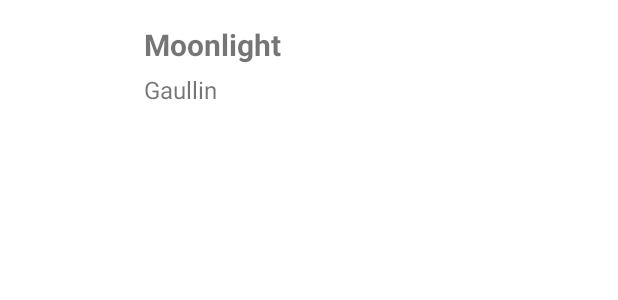
After one commit to Moldycord/NisumTest, an Android app: the layout song_item_view.xml on its own in the app's theme, with its tools: preview values and no code run, on a phone screen of 412 x 824 dp. The commit adds this screen. Shown: the top 300 px of the screen. Run offline under Robolectric (Android 15) with nearby library versions, the phone set to English and light mode, and no system bars.

Commit message:
Finished main recycler view

```diff
--- a/app/src/main/java/com/example/nisumtest/models/ITunesResponse.kt
+++ b/app/src/main/java/com/example/nisumtest/models/ITunesResponse.kt
@@ -8,5 +8,8 @@ data class ITunesResponse(
 )
 
 data class ITunesSong(
-    @SerializedName("artistId") val artistId: Int
+    @SerializedName("artistId") val artistId: Int,
+    @SerializedName("trackName") val trackName: String,
+    @SerializedName("artistName") val artistName: String,
+    @SerializedName("artworkUrl60") val albumImage: String
 )
--- a/app/src/main/java/com/example/nisumtest/network/service/ITunesService.kt
+++ b/app/src/main/java/com/example/nisumtest/network/service/ITunesService.kt
@@ -8,5 +8,9 @@ import retrofit2.http.Query
 interface ITunesService {
 
     @GET("/search")
-    fun searchSongs(@Query("term") name: String, @Query("limit") limit: Int): Single<ITunesResponse>
+    fun searchSongs(
+        @Query("term") name: String,
+        @Query("limit") limit: Int = 20,
+        @Query("mediaType") mediaType: String = "music"
+    ): Single<ITunesResponse>
 }
--- /dev/null
+++ b/app/src/main/res/layout/song_item_view.xml
@@ -0,0 +1,39 @@
+<?xml version="1.0" encoding="utf-8"?>
+<androidx.constraintlayout.widget.ConstraintLayout xmlns:android="http://schemas.android.com/apk/res/android"
+    xmlns:app="http://schemas.android.com/apk/res-auto"
+    xmlns:tools="http://schemas.android.com/tools"
+    android:layout_width="match_parent"
+    android:layout_height="wrap_content">
+
+    <ImageView
+        android:id="@+id/image_view_song_album"
+        android:layout_width="70dp"
+        android:layout_height="70dp"
+        android:layout_marginStart="16dp"
+        android:layout_marginTop="10dp"
+        app:layout_constraintStart_toStartOf="parent"
+        app:layout_constraintTop_toTopOf="parent" />
+
+    <TextView
+        android:id="@+id/text_view_song_name"
+        android:layout_width="wrap_content"
+        android:layout_height="wrap_content"
+        android:layout_marginStart="10dp"
+        android:layout_marginTop="16dp"
+        android:textSize="20sp"
+        android:textStyle="bold"
+        app:layout_constraintStart_toEndOf="@id/image_view_song_album"
+        app:layout_constraintTop_toTopOf="parent"
+        tools:text="Moonlight" />
+
+    <TextView
+        android:id="@+id/text_view_song_artist"
+        android:layout_width="wrap_content"
+        android:layout_height="wrap_content"
+        android:layout_marginTop="5dp"
+        android:textSize="16sp"
+        app:layout_constraintStart_toStartOf="@id/text_view_song_name"
+        app:layout_constraintTop_toBottomOf="@id/text_view_song_name"
+        tools:text="Gaullin" />
+
+</androidx.constraintlayout.widget.ConstraintLayout>
--- a/app/src/main/res/values-night/themes.xml
+++ /dev/null
@@ -1,16 +0,0 @@
-<resources xmlns:tools="http://schemas.android.com/tools">
-    <!-- Base application theme. -->
-    <style name="Theme.NisumTest" parent="Theme.MaterialComponents.DayNight.NoActionBar">
-        <!-- Primary brand color. -->
-        <item name="colorPrimary">@color/purple_200</item>
-        <item name="colorPrimaryVariant">@color/purple_700</item>
-        <item name="colorOnPrimary">@color/black</item>
-        <!-- Secondary brand color. -->
-        <item name="colorSecondary">@color/teal_200</item>
-        <item name="colorSecondaryVariant">@color/teal_200</item>
-        <item name="colorOnSecondary">@color/black</item>
-        <!-- Status bar color. -->
-        <item name="android:statusBarColor" tools:targetApi="l">?attr/colorPrimaryVariant</item>
-        <!-- Customize your theme here. -->
-    </style>
-</resources>
```
Also changed, not shown: app/build.gradle (+7 -0 lines), app/src/main/java/com/example/nisumtest/activity/MainActivity.kt (+22 -0 lines), app/src/main/java/com/example/nisumtest/network/repository/ITunesRepository.kt (added, +15 -0 lines), app/src/main/java/com/example/nisumtest/utils/Extensions.kt (added, +8 -0 lines), app/src/main/java/com/example/nisumtest/viewmodel/MainActivityViewModel.kt (+17 -3 lines), app/src/main/java/com/example/nisumtest/views/SongItem.kt (added, +25 -0 lines), app/src/main/res/layout/activity_main.xml (+11 -0 lines).
